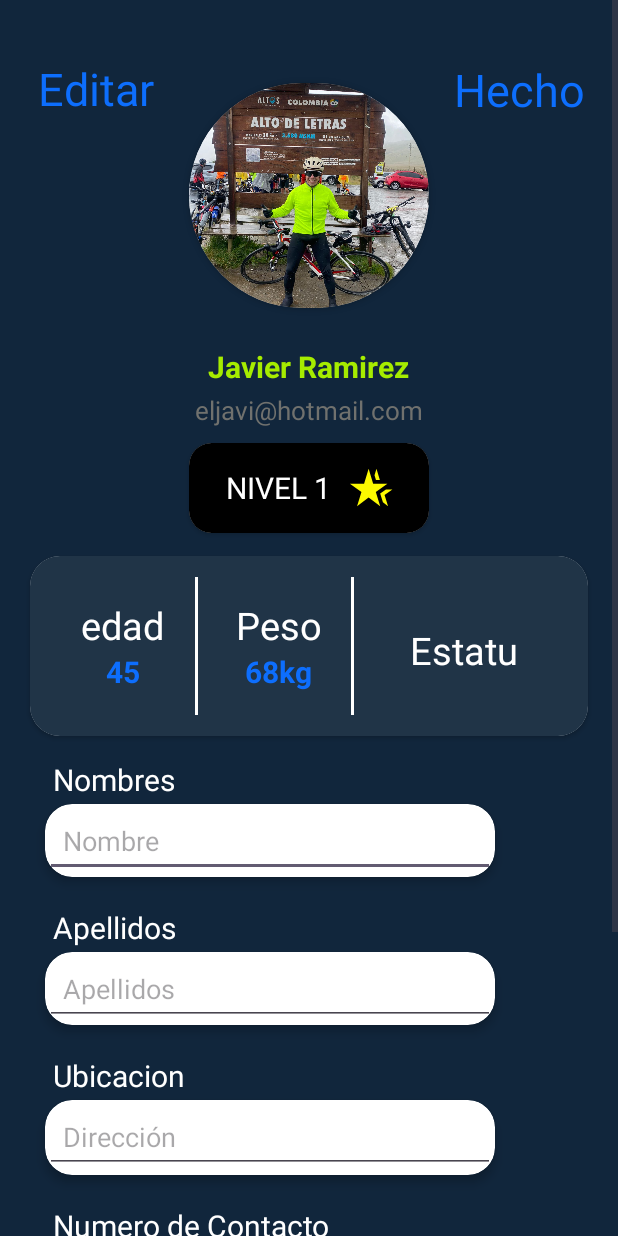
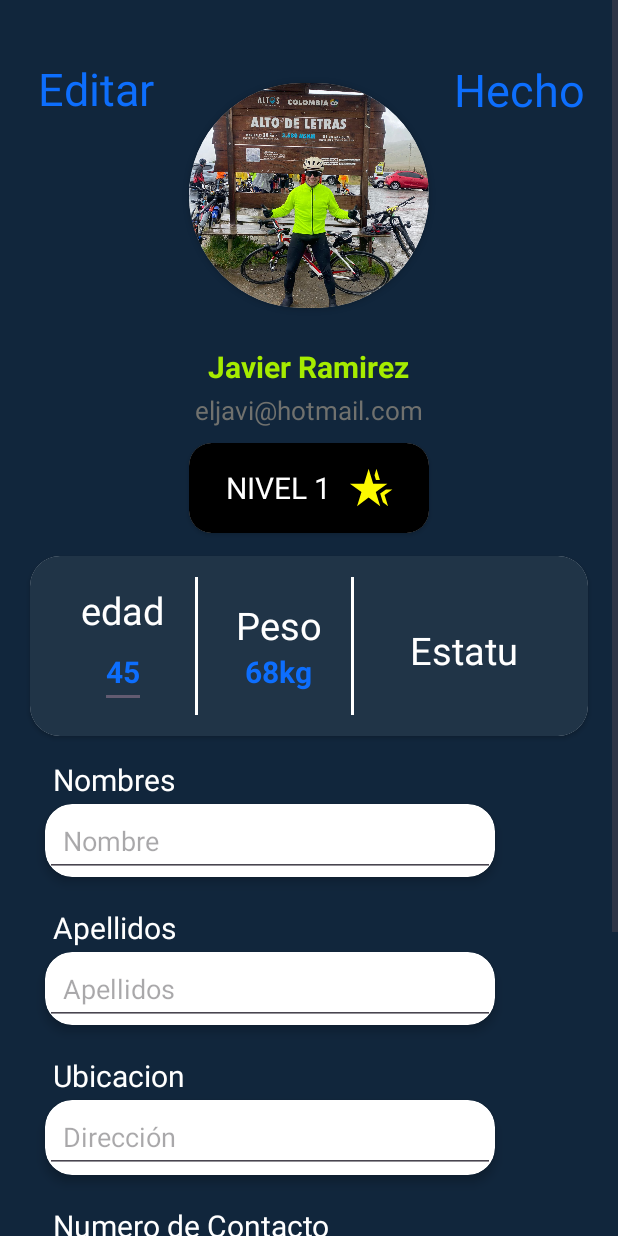
Before and after one commit to JohhanPC/rehapp_front, an Android app: the perfil_usuario screen opened directly, with no data from a screen before it, on a phone screen of 412 x 824 dp. Run offline under Robolectric (Android 15) with nearby library versions, the phone set to English and light mode, and no system bars; our stand-ins replace Dagger/Hilt's generated code.

```diff
--- a/app/src/main/res/layout/activity_inicio_fisio.xml
+++ b/app/src/main/res/layout/activity_inicio_fisio.xml
@@ -6,7 +6,6 @@
     android:layout_height="match_parent"
     android:layout_gravity="center"
     android:background="@drawable/imageninicio"
-    android:onClick="insertar"
     android:orientation="vertical"
     tools:context=".views.inicio_Fisio">
 
--- a/app/src/main/res/layout/activity_inicio_sesion.xml
+++ b/app/src/main/res/layout/activity_inicio_sesion.xml
@@ -6,7 +6,6 @@
     android:layout_height="match_parent"
     android:layout_gravity="center"
     android:background="@drawable/imageninicio"
-    android:onClick="insertar"
     android:orientation="vertical"
     tools:context=".views.activity_inicio_sesion">
 
--- a/app/src/main/res/layout/activity_perfil_usuario.xml
+++ b/app/src/main/res/layout/activity_perfil_usuario.xml
@@ -16,8 +16,8 @@
         <LinearLayout
             android:layout_width="match_parent"
             android:layout_height="wrap_content"
-        android:orientation="vertical"
-        android:layout_gravity="center_horizontal">
+            android:layout_gravity="center_horizontal"
+            android:orientation="vertical">
 
             <androidx.cardview.widget.CardView
                 android:layout_width="160dp"
@@ -26,51 +26,55 @@
                 android:layout_marginTop="55dp"
                 android:foregroundGravity="center_horizontal"
                 app:cardCornerRadius="80dp">
+
                 <ImageView
                     android:layout_width="match_parent"
                     android:layout_height="wrap_content"
-            android:src="@drawable/profe"
-            android:scaleType="centerCrop"/>
+                    android:scaleType="centerCrop"
+                    android:src="@drawable/profe" />
 
             </androidx.cardview.widget.CardView>
 
             <TextView
+                android:id="@+id/user_name"
                 android:layout_width="wrap_content"
                 android:layout_height="wrap_content"
+                android:layout_gravity="center_horizontal"
+                android:layout_marginTop="25dp"
                 android:text="Javier Ramirez"
                 android:textColor="@color/textColorNombreUsuario"
                 android:textSize="20sp"
-        android:layout_gravity="center_horizontal"
-        android:layout_marginTop="25dp"
                 android:textStyle="bold" />
+
             <TextView
                 android:id="@+id/texto_correo"
                 android:layout_width="wrap_content"
                 android:layout_height="wrap_content"
-        android:text="eljavi@hotmail.com"
-        android:textSize="17sp"
                 android:layout_gravity="center_horizontal"
                 android:padding="3dp"
-        android:textColor="@color/textGmailUsuario"/>
+                android:text="eljavi@hotmail.com"
+                android:textColor="@color/textGmailUsuario"
+                android:textSize="17sp" />
+
             <TextView
                 android:id="@+id/ButtonEditarUsuario"
                 android:layout_width="wrap_content"
                 android:layout_height="wrap_content"
+                android:layout_marginLeft="25dp"
+                android:layout_marginTop="-250dp"
                 android:text="Editar"
                 android:textColor="@color/textColorEdadPesoEstatura"
-        android:textSize="30sp"
-        android:layout_marginLeft="25dp"
-        android:layout_marginTop="-250dp"/>
+                android:textSize="30sp" />
 
             <TextView
                 android:layout_width="wrap_content"
                 android:layout_height="wrap_content"
+                android:layout_gravity="end"
+                android:layout_marginTop="-40dp"
+                android:layout_marginEnd="22dp"
                 android:text="Hecho"
                 android:textColor="@color/textColorEdadPesoEstatura"
-        android:textSize="30sp"
-        android:layout_gravity="end"
-        android:layout_marginEnd="22dp"
-        android:layout_marginTop="-40dp"/>
+                android:textSize="30sp" />
 
 
             <androidx.cardview.widget.CardView
@@ -79,31 +83,30 @@
                 android:layout_gravity="center"
                 android:layout_marginTop="215dp"
                 android:foregroundGravity="center_horizontal"
-        app:cardCornerRadius="15dp"
-        >
+                app:cardCornerRadius="15dp">
 
                 <LinearLayout
                     android:layout_width="match_parent"
                     android:layout_height="match_parent"
+                    android:background="@color/black"
+                    android:gravity="center"
                     android:orientation="horizontal"
-            android:gravity="center"
-            android:padding="10dp"
-            android:background="@color/black">
+                    android:padding="10dp">
 
                     <TextView
                         android:id="@+id/nivel"
                         android:layout_width="wrap_content"
                         android:layout_height="wrap_content"
+                        android:padding="1dp"
                         android:text="NIVEL 1"
-                android:textSize="20sp"
-                android:padding="1dp"
-                android:textColor="@color/white"/>
+                        android:textColor="@color/white"
+                        android:textSize="20sp" />
 
                     <ImageView
                         android:layout_width="30dp"
                         android:layout_height="35dp"
-                android:src="@drawable/baseline_hotel_class_24"
-                android:layout_marginStart="10dp"/>
+                        android:layout_marginStart="10dp"
+                        android:src="@drawable/baseline_hotel_class_24" />
 
                 </LinearLayout>
 
@@ -112,35 +115,40 @@
             <androidx.cardview.widget.CardView
                 android:layout_width="match_parent"
                 android:layout_height="120dp"
+                android:layout_gravity="center_horizontal"
                 android:layout_marginLeft="20dp"
+                android:layout_marginTop="15dp"
                 android:layout_marginRight="20dp"
-        android:layout_gravity="center_horizontal"
-        app:cardCornerRadius="20dp"
-        android:layout_marginTop="15dp">
+                app:cardCornerRadius="20dp">
 
                 <LinearLayout
                     android:layout_width="match_parent"
                     android:layout_height="match_parent"
-            android:weightSum="3"
+                    android:background="@color/fondoCardViewPerfilUsuario"
                     android:orientation="horizontal"
                     android:padding="10dp"
-            android:background="@color/fondoCardViewPerfilUsuario">
+                    android:weightSum="3">
+
                     <LinearLayout
                         android:layout_width="0dp"
                         android:layout_height="match_parent"
                         android:layout_weight="1"
-                android:orientation="vertical"
+                        android:background="@drawable/borde_menu_edad"
                         android:gravity="center"
-                android:background="@drawable/borde_menu_edad">
+                        android:orientation="vertical">
+
                         <TextView
                             android:layout_width="wrap_content"
                             android:layout_height="wrap_content"
                             android:text="edad"
-                    android:textSize="25sp"
-                    android:textColor="@color/white"/>
-                <TextView
+                            android:textColor="@color/white"
+                            android:textSize="25sp" />
+
+                        <EditText
+                            android:id="@+id/edit_edad"
                             android:layout_width="wrap_content"
                             android:layout_height="wrap_content"
+                            android:inputType="number"
                             android:text="45"
                             android:textSize="20sp"
                             android:textStyle="bold"
@@ -152,51 +160,52 @@
                         android:layout_width="0dp"
                         android:layout_height="match_parent"
                         android:layout_weight="1"
-                android:orientation="vertical"
+                        android:background="@drawable/borde_menu_edad"
                         android:gravity="center"
-                android:background="@drawable/borde_menu_edad">
+                        android:orientation="vertical">
+
                         <TextView
                             android:layout_width="wrap_content"
                             android:layout_height="wrap_content"
                             android:text="Peso"
-                    android:textSize="25sp"
-                    android:textColor="@color/white"/>
+                            android:textColor="@color/white"
+                            android:textSize="25sp" />
+
                         <TextView
                             android:layout_width="wrap_content"
                             android:layout_height="wrap_content"
                             android:text="68kg"
+                            android:textColor="@color/textColorEdadPesoEstatura"
                             android:textSize="20sp"
-                    android:textStyle="bold"
-                    android:textColor="@color/textColorEdadPesoEstatura"/>
+                            android:textStyle="bold" />
                     </LinearLayout>
 
                     <LinearLayout
                         android:layout_width="0dp"
                         android:layout_height="match_parent"
+                        android:layout_margin="20dp"
                         android:layout_weight="1"
+                        android:gravity="center"
                         android:orientation="vertical"
-                android:gravity="center"
-                android:layout_margin="20dp"
                         android:padding="15dp">
-
 
 
                         <TextView
                             android:layout_width="wrap_content"
                             android:layout_height="wrap_content"
                             android:text="Estatura"
-                    android:textSize="25sp"
-                    android:textColor="@color/white"/>
+                            android:textColor="@color/white"
+                            android:textSize="25sp" />
+
                         <TextView
                             android:layout_width="wrap_content"
                             android:layout_height="wrap_content"
                             android:text="1.60cm"
+                            android:textColor="@color/textColorEdadPesoEstatura"
                             android:textSize="20sp"
-                    android:textStyle="bold"
-                    android:textColor="@color/textColorEdadPesoEstatura"/>
+                            android:textStyle="bold" />
                     </LinearLayout>
                 </LinearLayout>
-
 
 
             </androidx.cardview.widget.CardView>
@@ -205,18 +214,18 @@
                 android:id="@+id/textview_primer_nombre"
                 android:layout_width="150dp"
                 android:layout_height="40dp"
+                android:layout_marginLeft="35dp"
+                android:layout_marginTop="15dp"
                 android:text="Nombres"
-        android:textSize="20sp"
-        android:layout_marginTop="15dp"
-        android:layout_marginLeft="35dp"
-        android:textColor="@color/white"/>
+                android:textColor="@color/white"
+                android:textSize="20sp" />
 
             <androidx.cardview.widget.CardView
                 android:id="@+id/cardview_nombre"
                 android:layout_width="300dp"
                 android:layout_height="wrap_content"
+                android:layout_marginLeft="30dp"
                 android:layout_marginTop="-10dp"
-        android:layout_marginLeft="30dp"
                 app:cardCornerRadius="18dp"
                 app:cardElevation="4dp">
 
@@ -234,18 +243,18 @@
                 android:id="@+id/textview_apellido"
                 android:layout_width="150dp"
                 android:layout_height="40dp"
+                android:layout_marginLeft="35dp"
+                android:layout_marginTop="20dp"
                 android:text="Apellidos"
-        android:textSize="20sp"
-        android:layout_marginTop="20dp"
-        android:layout_marginLeft="35dp"
-        android:textColor="@color/white"/>
+                android:textColor="@color/white"
+                android:textSize="20sp" />
 
             <androidx.cardview.widget.CardView
                 android:id="@+id/cardview_apellido"
                 android:layout_width="300dp"
                 android:layout_height="wrap_content"
+                android:layout_marginLeft="30dp"
                 android:layout_marginTop="-10dp"
-        android:layout_marginLeft="30dp"
                 app:cardCornerRadius="18dp"
                 app:cardElevation="4dp">
 
@@ -257,22 +266,23 @@
                     android:padding="12dp" />
 
             </androidx.cardview.widget.CardView>
+
             <TextView
                 android:id="@+id/textview_ubicacion"
                 android:layout_width="150dp"
                 android:layout_height="50dp"
+                android:layout_marginLeft="35dp"
+                android:layout_marginTop="20dp"
                 android:text="Ubicacion"
-        android:textSize="20sp"
-        android:layout_marginTop="20dp"
-        android:layout_marginLeft="35dp"
-        android:textColor="@color/white"/>
+                android:textColor="@color/white"
+                android:textSize="20sp" />
 
             <androidx.cardview.widget.CardView
                 android:id="@+id/cardview_ubicacion"
                 android:layout_width="300dp"
                 android:layout_height="50dp"
+                android:layout_marginLeft="30dp"
                 android:layout_marginTop="-20dp"
-        android:layout_marginLeft="30dp"
                 app:cardCornerRadius="18dp"
                 app:cardElevation="4dp">
 
@@ -289,18 +299,18 @@
                 android:id="@+id/textview_numero"
                 android:layout_width="190dp"
                 android:layout_height="40dp"
+                android:layout_marginLeft="35dp"
+                android:layout_marginTop="20dp"
                 android:text="Numero de Contacto"
-        android:textSize="20sp"
-        android:layout_marginTop="20dp"
-        android:layout_marginLeft="35dp"
-        android:textColor="@color/white"/>
+                android:textColor="@color/white"
+                android:textSize="20sp" />
 
             <androidx.cardview.widget.CardView
                 android:id="@+id/cardview_numero"
                 android:layout_width="300dp"
                 android:layout_height="50dp"
+                android:layout_marginLeft="30dp"
                 android:layout_marginTop="-10dp"
-        android:layout_marginLeft="30dp"
                 app:cardCornerRadius="18dp"
                 app:cardElevation="4dp">
 
```
Also changed, not shown: app/src/main/java/com/example/rehapp_20/models/UserDTO.kt (+9 -9 lines), app/src/main/java/com/example/rehapp_20/repositories/UserRepository.kt (+23 -0 lines), app/src/main/java/com/example/rehapp_20/utils/UserPreferences.kt (added, +43 -0 lines), app/src/main/java/com/example/rehapp_20/viewmodels/UserViewModel.kt (+48 -1 lines), app/src/main/java/com/example/rehapp_20/views/activity_inicio_sesion.kt (+25 -24 lines), app/src/main/java/com/example/rehapp_20/views/inicio_Fisio.kt (+24 -24 lines), app/src/main/java/com/example/rehapp_20/views/perfil_usuario.kt (+54 -0 lines). Lines whose indentation alone changed are shown as unchanged.
